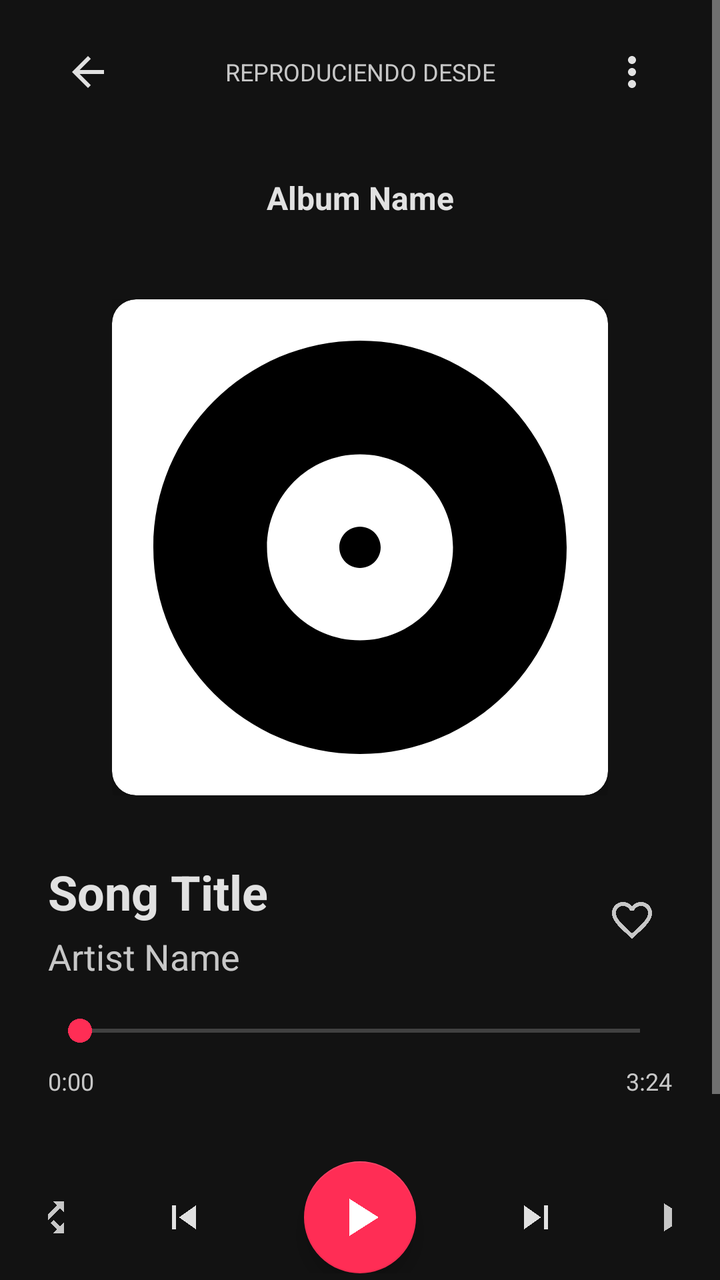
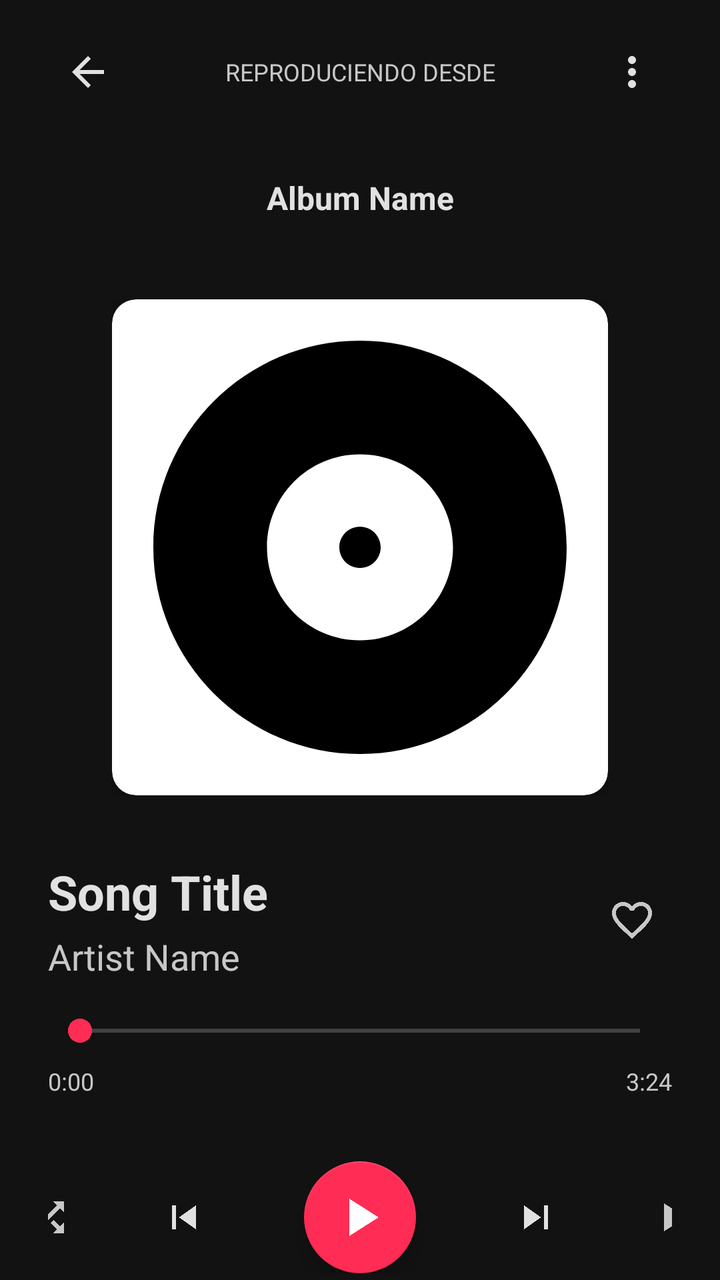

The first picture is an Android layout as it rendered before a commit; the second is the same layout after the commit. The layout source and the unified diff follow.
<!-- AndroidManifest.xml: activity theme Theme.Castafiore -->
<!-- res/layout/activity_player.xml -->
<?xml version="1.0" encoding="utf-8"?>
<androidx.coordinatorlayout.widget.CoordinatorLayout xmlns:android="http://schemas.android.com/apk/res/android"
    xmlns:app="http://schemas.android.com/apk/res-auto"
    xmlns:tools="http://schemas.android.com/tools"
    android:layout_width="match_parent"
    android:layout_height="match_parent"
    android:background="@color/background_primary"
    android:fitsSystemWindows="true">

    
    <View
        android:id="@+id/gradientBackground"
        android:layout_width="match_parent"
        android:layout_height="match_parent"
        android:background="@color/background_primary" />

    <ScrollView
        android:layout_width="match_parent"
        android:layout_height="match_parent"
        android:fillViewport="true">

        <LinearLayout
            android:layout_width="match_parent"
            android:layout_height="wrap_content"
            android:orientation="vertical"
            android:paddingHorizontal="24dp"
            android:paddingTop="16dp"
            android:paddingBottom="32dp">

            
            <LinearLayout
                android:layout_width="match_parent"
                android:layout_height="wrap_content"
                android:orientation="horizontal"
                android:gravity="center_vertical"
                android:layout_marginBottom="32dp">

                <ImageButton
                    android:id="@+id/btnBack"
                    android:layout_width="40dp"
                    android:layout_height="40dp"
                    android:background="?attr/selectableItemBackgroundBorderless"
                    android:contentDescription="Volver"
                    android:src="@drawable/ic_arrow_back"
                    app:tint="@color/text_primary" />

                <TextView
                    android:layout_width="0dp"
                    android:layout_height="wrap_content"
                    android:layout_weight="1"
                    android:text="REPRODUCIENDO DESDE"
                    android:textColor="@color/text_secondary"
                    android:textSize="12sp"
                    android:textAlignment="center"
                    android:layout_marginHorizontal="16dp" />

                <ImageButton
                    android:id="@+id/btnMore"
                    android:layout_width="40dp"
                    android:layout_height="40dp"
                    android:background="?attr/selectableItemBackgroundBorderless"
                    android:contentDescription="Más opciones"
                    android:src="@drawable/ic_more_vert"
                    app:tint="@color/text_primary" />

            </LinearLayout>

            
            <TextView
                android:id="@+id/tvPlayingFrom"
                android:layout_width="match_parent"
                android:layout_height="wrap_content"
                android:text="Album Name"
                android:textColor="@color/text_primary"
                android:textSize="16sp"
                android:textStyle="bold"
                android:textAlignment="center"
                android:layout_marginBottom="40dp" />

            
            <androidx.constraintlayout.widget.ConstraintLayout
                android:layout_width="match_parent"
                android:layout_height="wrap_content"
                android:layout_marginHorizontal="32dp"
                android:layout_marginBottom="32dp">

                <androidx.cardview.widget.CardView
                    android:layout_width="0dp"
                    android:layout_height="0dp"
                    app:cardCornerRadius="12dp"
                    app:cardElevation="12dp"
                    app:layout_constraintTop_toTopOf="parent"
                    app:layout_constraintStart_toStartOf="parent"
                    app:layout_constraintEnd_toEndOf="parent"
                    app:layout_constraintDimensionRatio="1:1">

                    <ImageView
                        android:id="@+id/ivAlbumCover"
                        android:layout_width="match_parent"
                        android:layout_height="match_parent"
                        android:scaleType="centerCrop"
                        android:src="@drawable/ic_album_placeholder" />

                </androidx.cardview.widget.CardView>

            </androidx.constraintlayout.widget.ConstraintLayout>

            
            <LinearLayout
                android:layout_width="match_parent"
                android:layout_height="wrap_content"
                android:orientation="horizontal"
                android:gravity="center_vertical"
                android:layout_marginBottom="16dp">

                <LinearLayout
                    android:layout_width="0dp"
                    android:layout_height="wrap_content"
                    android:layout_weight="1"
                    android:orientation="vertical">

                    <TextView
                        android:id="@+id/tvSongTitle"
                        android:layout_width="match_parent"
                        android:layout_height="wrap_content"
                        android:text="Song Title"
                        android:textColor="@color/text_primary"
                        android:textSize="24sp"
                        android:textStyle="bold"
                        android:maxLines="2"
                        android:ellipsize="end" />

                    <TextView
                        android:id="@+id/tvArtistName"
                        android:layout_width="match_parent"
                        android:layout_height="wrap_content"
                        android:text="Artist Name"
                        android:textColor="@color/text_secondary"
                        android:textSize="18sp"
                        android:layout_marginTop="4dp"
                        android:maxLines="1"
                        android:ellipsize="end" />

                </LinearLayout>

                
                <ImageButton
                    android:id="@+id/btnFavorite"
                    android:layout_width="40dp"
                    android:layout_height="40dp"
                    android:background="?attr/selectableItemBackgroundBorderless"
                    android:contentDescription="Agregar a favoritos"
                    android:src="@drawable/ic_favorite_border"
                    app:tint="@color/text_secondary"
                    android:layout_marginStart="16dp" />

            </LinearLayout>

            
            <LinearLayout
                android:layout_width="match_parent"
                android:layout_height="wrap_content"
                android:orientation="vertical"
                android:layout_marginBottom="32dp">

                <SeekBar
                    android:id="@+id/seekBarProgress"
                    android:layout_width="match_parent"
                    android:layout_height="wrap_content"
                    android:layout_marginBottom="8dp"
                    android:progressTint="@color/primary"
                    android:thumbTint="@color/primary"
                    android:progressBackgroundTint="@color/text_secondary" />

                <LinearLayout
                    android:layout_width="match_parent"
                    android:layout_height="wrap_content"
                    android:orientation="horizontal">

                    <TextView
                        android:id="@+id/tvCurrentTime"
                        android:layout_width="wrap_content"
                        android:layout_height="wrap_content"
                        android:text="0:00"
                        android:textColor="@color/text_secondary"
                        android:textSize="12sp" />

                    <View
                        android:layout_width="0dp"
                        android:layout_height="0dp"
                        android:layout_weight="1" />

                    <TextView
                        android:id="@+id/tvTotalTime"
                        android:layout_width="wrap_content"
                        android:layout_height="wrap_content"
                        android:text="3:24"
                        android:textColor="@color/text_secondary"
                        android:textSize="12sp" />

                </LinearLayout>

            </LinearLayout>

            
            <LinearLayout
                android:layout_width="match_parent"
                android:layout_height="wrap_content"
                android:orientation="horizontal"
                android:gravity="center"
                android:layout_marginBottom="24dp">

                
                <ImageButton
                    android:id="@+id/btnShuffle"
                    android:layout_width="48dp"
                    android:layout_height="48dp"
                    android:background="?attr/selectableItemBackgroundBorderless"
                    android:contentDescription="Mezclar"
                    android:src="@drawable/ic_shuffle"
                    app:tint="@color/text_secondary" />

                
                <ImageButton
                    android:id="@+id/btnPrevious"
                    android:layout_width="56dp"
                    android:layout_height="56dp"
                    android:layout_marginHorizontal="16dp"
                    android:background="?attr/selectableItemBackgroundBorderless"
                    android:contentDescription="Anterior"
                    android:src="@drawable/ic_skip_next"
                    android:rotation="180"
                    app:tint="@color/text_primary" />

                
                <com.google.android.material.floatingactionbutton.FloatingActionButton
                    android:id="@+id/btnPlayPause"
                    android:layout_width="wrap_content"
                    android:layout_height="wrap_content"
                    android:layout_marginHorizontal="16dp"
                    android:contentDescription="Reproducir/Pausar"
                    android:src="@drawable/ic_play"
                    app:backgroundTint="@color/primary"
                    app:tint="@color/white"
                    app:fabSize="normal"
                    app:maxImageSize="32dp"/>

                
                <ImageButton
                    android:id="@+id/btnNext"
                    android:layout_width="56dp"
                    android:layout_height="56dp"
                    android:layout_marginHorizontal="16dp"
                    android:background="?attr/selectableItemBackgroundBorderless"
                    android:contentDescription="Siguiente"
                    android:src="@drawable/ic_skip_next"
                    app:tint="@color/text_primary" />

                
                <ImageButton
                    android:id="@+id/btnRepeat"
                    android:layout_width="48dp"
                    android:layout_height="48dp"
                    android:background="?attr/selectableItemBackgroundBorderless"
                    android:contentDescription="Repetir"
                    android:src="@drawable/ic_play_arrow"
                    app:tint="@color/text_secondary" />

            </LinearLayout>

            
            <LinearLayout
                android:layout_width="match_parent"
                android:layout_height="wrap_content"
                android:orientation="horizontal"
                android:gravity="center"
                android:layout_marginTop="16dp">

                
                <ImageButton
                    android:id="@+id/btnShare"
                    android:layout_width="40dp"
                    android:layout_height="40dp"
                    android:layout_marginEnd="24dp"
                    android:background="?attr/selectableItemBackgroundBorderless"
                    android:contentDescription="Compartir"
                    android:src="@drawable/ic_share"
                    app:tint="@color/text_secondary" />

                
                <ImageButton
                    android:id="@+id/btnQueue"
                    android:layout_width="40dp"
                    android:layout_height="40dp"
                    android:background="?attr/selectableItemBackgroundBorderless"
                    android:contentDescription="Cola de reproducción"
                    android:src="@drawable/ic_queue_music"
                    app:tint="@color/text_secondary" />

            </LinearLayout>

        </LinearLayout>

    </ScrollView>

    
    <ProgressBar
        android:id="@+id/progressBar"
        android:layout_width="wrap_content"
        android:layout_height="wrap_content"
        android:layout_gravity="center"
        android:visibility="gone" />

</androidx.coordinatorlayout.widget.CoordinatorLayout>
<!-- resources referenced by this layout -->
<resources>
  <color name="background_primary">#121212</color>
  <color name="primary">#FF2D55</color>
  <color name="text_primary">#E1E1E1</color>
  <color name="text_secondary">#C7C7C7</color>
  <color name="white">#FFFFFF</color>
  <!-- drawable ic_play (drawable) -->
  <?xml version="1.0" encoding="utf-8"?>
  <vector xmlns:android="http://schemas.android.com/apk/res/android"
      android:width="24dp"
      android:height="24dp"
      android:viewportWidth="24"
      android:viewportHeight="24"
      android:tint="?attr/colorOnSurface">
      <path
          android:fillColor="@android:color/white"
          android:pathData="M8,5v14l11,-7z"/>
  </vector>
  <!-- drawable ic_play_arrow (drawable) -->
  <?xml version="1.0" encoding="utf-8"?>
  <vector xmlns:android="http://schemas.android.com/apk/res/android"
      android:width="24dp"
      android:height="24dp"
      android:viewportWidth="24"
      android:viewportHeight="24"
      android:tint="@color/text_primary">
      <path
          android:fillColor="@android:color/white"
          android:pathData="M8,5v14l11,-7z"/>
  </vector>
  <!-- drawable ic_queue_music (drawable) -->
  <vector xmlns:android="http://schemas.android.com/apk/res/android"
      android:width="24dp"
      android:height="24dp"
      android:viewportWidth="24"
      android:viewportHeight="24">
    <path
        android:fillColor="#FF000000"
        android:pathData="M15,6H3v2h12V6zM15,10H3v2h12V10zM3,16h8v-2H3V16zM17,6v8.18c-0.31,-0.11 -0.65,-0.18 -1,-0.18c-1.66,0 -3,1.34 -3,3s1.34,3 3,3s3,-1.34 3,-3V8h3V6H17z"/>
  </vector>
  <!-- drawable ic_share (drawable) -->
  <vector xmlns:android="http://schemas.android.com/apk/res/android"
      android:width="24dp"
      android:height="24dp"
      android:viewportWidth="24"
      android:viewportHeight="24">
    <path
        android:fillColor="#FF000000"
        android:pathData="M18,16.08c-0.76,0 -1.44,0.3 -1.96,0.77L8.91,12.7c0.05,-0.23 0.09,-0.46 0.09,-0.7s-0.04,-0.47 -0.09,-0.7l7.05,-4.11c0.54,0.5 1.25,0.81 2.04,0.81 1.66,0 3,-1.34 3,-3s-1.34,-3 -3,-3 -3,1.34 -3,3c0,0.24 0.04,0.47 0.09,0.7L8.04,9.81C7.5,9.31 6.79,9 6,9c-1.66,0 -3,1.34 -3,3s1.34,3 3,3c0.79,0 1.5,-0.31 2.04,-0.81l7.12,4.16c-0.05,0.21 -0.08,0.43 -0.08,0.65 0,1.61 1.31,2.92 2.92,2.92 1.61,0 2.92,-1.31 2.92,-2.92s-1.31,-2.92 -2.92,-2.92z"/>
  </vector>
  <!-- drawable ic_skip_next (drawable) -->
  <vector xmlns:android="http://schemas.android.com/apk/res/android"
      android:width="24dp"
      android:height="24dp"
      android:viewportWidth="24"
      android:viewportHeight="24">
    <path
        android:fillColor="#FF000000"
        android:pathData="M6,18l8.5,-6L6,6v12zM16,6v12h2V6h-2z"/>
  </vector>
  <color name="primary_dark">#E5254A</color>
  <color name="secondary">#FF6B35</color>
  <color name="secondary_dark">#E55A2B</color>
  <color name="dark_background">#121212</color>
  <color name="dark_surface">#1E1E1E</color>
  <color name="dark_on_surface">#E1E1E1</color>
  <color name="dark_surface_variant">#2D2D30</color>
  <color name="dark_on_surface_variant">#C7C7C7</color>
  <color name="error">#FF2D55</color>
  <color name="dark_outline">#3A3A3A</color>
  <color name="primary_alpha_12">#1FFF2D55</color>
  <style name="BottomNavigationView.Primary" parent="Widget.MaterialComponents.BottomNavigationView">
          <item name="android:background">@color/dark_surface</item>
          <item name="itemIconTint">@color/bottom_nav_selector</item>
          <item name="itemTextColor">@color/bottom_nav_selector</item>
          <item name="itemRippleColor">@color/primary_alpha_24</item>
          <item name="elevation">8dp</item>
      </style>
  <color name="primary_alpha_24">#3DFF2D55</color>
  <!-- unchanged entries left out for length: 6 -->
</resources>

<!-- the commit's change to res/layout/activity_player.xml (unified diff, before → after) -->
@@ -17,7 +17,8 @@
     <ScrollView
         android:layout_width="match_parent"
         android:layout_height="match_parent"
-        android:fillViewport="true">
+        android:fillViewport="true"
+        android:scrollbars="none">
 
         <LinearLayout
             android:layout_width="match_parent"
@@ -276,16 +277,6 @@
                 android:gravity="center"
                 android:layout_marginTop="16dp">
 
-                
-                <ImageButton
-                    android:id="@+id/btnShare"
-                    android:layout_width="40dp"
-                    android:layout_height="40dp"
-                    android:layout_marginEnd="24dp"
-                    android:background="?attr/selectableItemBackgroundBorderless"
-                    android:contentDescription="Compartir"
-                    android:src="@drawable/ic_share"
-                    app:tint="@color/text_secondary" />
 
                 
                 <ImageButton
<!-- resource entries referenced after the edit -->
@@ -39,16 +39,6 @@
         android:fillColor="#FF000000"
         android:pathData="M15,6H3v2h12V6zM15,10H3v2h12V10zM3,16h8v-2H3V16zM17,6v8.18c-0.31,-0.11 -0.65,-0.18 -1,-0.18c-1.66,0 -3,1.34 -3,3s1.34,3 3,3s3,-1.34 3,-3V8h3V6H17z"/>
   </vector>
-  <!-- drawable ic_share (drawable) -->
-  <vector xmlns:android="http://schemas.android.com/apk/res/android"
-      android:width="24dp"
-      android:height="24dp"
-      android:viewportWidth="24"
-      android:viewportHeight="24">
-    <path
-        android:fillColor="#FF000000"
-        android:pathData="M18,16.08c-0.76,0 -1.44,0.3 -1.96,0.77L8.91,12.7c0.05,-0.23 0.09,-0.46 0.09,-0.7s-0.04,-0.47 -0.09,-0.7l7.05,-4.11c0.54,0.5 1.25,0.81 2.04,0.81 1.66,0 3,-1.34 3,-3s-1.34,-3 -3,-3 -3,1.34 -3,3c0,0.24 0.04,0.47 0.09,0.7L8.04,9.81C7.5,9.31 6.79,9 6,9c-1.66,0 -3,1.34 -3,3s1.34,3 3,3c0.79,0 1.5,-0.31 2.04,-0.81l7.12,4.16c-0.05,0.21 -0.08,0.43 -0.08,0.65 0,1.61 1.31,2.92 2.92,2.92 1.61,0 2.92,-1.31 2.92,-2.92s-1.31,-2.92 -2.92,-2.92z"/>
-  </vector>
   <!-- drawable ic_skip_next (drawable) -->
   <vector xmlns:android="http://schemas.android.com/apk/res/android"
       android:width="24dp"
